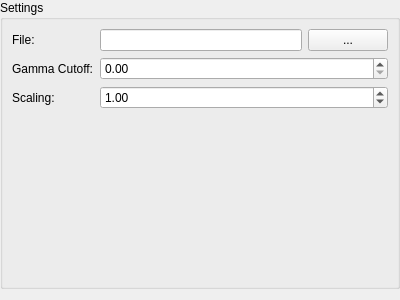
karpinsn/SLS, file Desktop/src/ui/SixFringeCodecOptions.ui: the form before one commit.
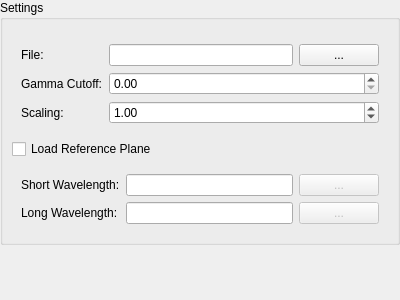
The form after the commit.

Diff of the .ui file:
```diff
--- a/Desktop/src/ui/SixFringeCodecOptions.ui
+++ b/Desktop/src/ui/SixFringeCodecOptions.ui
@@ -25,39 +25,31 @@
    </property>
    <item row="0" column="0">
     <widget class="QWidget" name="widget" native="true">
-     <layout class="QGridLayout" name="gridLayout_2">
-      <property name="margin">
-       <number>0</number>
-      </property>
+     <layout class="QVBoxLayout" name="verticalLayout">
       <property name="spacing">
        <number>0</number>
       </property>
-      <item row="0" column="0">
+      <property name="margin">
+       <number>0</number>
+      </property>
+      <item>
        <widget class="QGroupBox" name="groupBox">
         <property name="title">
          <string>Settings</string>
         </property>
+        <layout class="QVBoxLayout" name="verticalLayout_2">
+         <item>
+          <widget class="QWidget" name="widget_2" native="true">
+           <layout class="QHBoxLayout" name="horizontalLayout">
+            <property name="margin">
+             <number>0</number>
+            </property>
+           </layout>
+          </widget>
+         </item>
+         <item>
+          <widget class="QWidget" name="widget_5" native="true">
         <layout class="QFormLayout" name="formLayout">
-         <property name="fieldGrowthPolicy">
-          <enum>QFormLayout::AllNonFixedFieldsGrow</enum>
-         </property>
-         <item row="1" column="0">
-          <widget class="QLabel" name="gammaCutoffLabel">
-           <property name="text">
-            <string>Gamma Cutoff:</string>
-           </property>
-          </widget>
-         </item>
-         <item row="1" column="1">
-          <widget class="QDoubleSpinBox" name="gammaCutoffBox">
-           <property name="maximum">
-            <double>1.000000000000000</double>
-           </property>
-           <property name="singleStep">
-            <double>0.010000000000000</double>
-           </property>
-          </widget>
-         </item>
          <item row="2" column="0">
           <widget class="QLabel" name="scalingLabel">
            <property name="text">
@@ -75,9 +67,26 @@
            </property>
           </widget>
          </item>
+            <item row="1" column="0">
+             <widget class="QLabel" name="gammaCutoffLabel">
+              <property name="text">
+               <string>Gamma Cutoff:</string>
+              </property>
+             </widget>
+            </item>
+            <item row="1" column="1">
+             <widget class="QDoubleSpinBox" name="gammaCutoffBox">
+              <property name="maximum">
+               <double>1.000000000000000</double>
+              </property>
+              <property name="singleStep">
+               <double>0.010000000000000</double>
+              </property>
+             </widget>
+            </item>
          <item row="0" column="1">
-          <widget class="QWidget" name="widget_2" native="true">
-           <layout class="QHBoxLayout" name="horizontalLayout">
+             <widget class="QWidget" name="widget_4" native="true">
+              <layout class="QHBoxLayout" name="horizontalLayout_2">
             <property name="margin">
              <number>0</number>
             </property>
@@ -104,8 +113,101 @@
         </layout>
        </widget>
       </item>
-     </layout>
-    </widget>
+         <item>
+          <widget class="QCheckBox" name="loadReferenceCheckbox">
+           <property name="text">
+            <string>Load Reference Plane</string>
+           </property>
+          </widget>
+         </item>
+         <item>
+          <widget class="QWidget" name="widget_3" native="true">
+           <layout class="QFormLayout" name="formLayout_2">
+            <item row="0" column="0">
+             <widget class="QLabel" name="label_2">
+              <property name="text">
+               <string>Short Wavelength:</string>
+              </property>
+             </widget>
+            </item>
+            <item row="0" column="1">
+             <widget class="QWidget" name="widget_6" native="true">
+              <layout class="QHBoxLayout" name="horizontalLayout_3">
+               <property name="margin">
+                <number>0</number>
+               </property>
+               <item>
+                <widget class="QLineEdit" name="shortReferenceFileBox"/>
+               </item>
+               <item>
+                <widget class="QPushButton" name="shortReferenceFileChooseButton">
+                 <property name="enabled">
+                  <bool>false</bool>
+                 </property>
+                 <property name="sizePolicy">
+                  <sizepolicy hsizetype="Minimum" vsizetype="Minimum">
+                   <horstretch>0</horstretch>
+                   <verstretch>0</verstretch>
+                  </sizepolicy>
+                 </property>
+                 <property name="text">
+                  <string>...</string>
+                 </property>
+                </widget>
+               </item>
+              </layout>
+             </widget>
+            </item>
+            <item row="1" column="1">
+             <widget class="QWidget" name="widget_7" native="true">
+              <layout class="QHBoxLayout" name="horizontalLayout_4">
+               <property name="margin">
+                <number>0</number>
+               </property>
+               <item>
+                <widget class="QLineEdit" name="longReferenceFileBox"/>
+               </item>
+               <item>
+                <widget class="QPushButton" name="longReferenceFileChooseButton">
+                 <property name="enabled">
+                  <bool>false</bool>
+                 </property>
+                 <property name="text">
+                  <string>...</string>
+                 </property>
+                </widget>
+               </item>
+              </layout>
+             </widget>
+            </item>
+            <item row="1" column="0">
+             <widget class="QLabel" name="label_3">
+              <property name="text">
+               <string>Long Wavelength:</string>
+              </property>
+             </widget>
+            </item>
+           </layout>
+          </widget>
+         </item>
+        </layout>
+       </widget>
+      </item>
+     </layout>
+    </widget>
+   </item>
+   <item row="1" column="0">
+    <spacer name="verticalSpacer">
+     <property name="orientation">
+      <enum>Qt::Vertical</enum>
+     </property>
+     <property name="sizeHint" stdset="0">
+      <size>
+       <width>20</width>
+       <height>40</height>
+      </size>
+     </property>
+    </spacer>
    </item>
   </layout>
  </widget>
```
Lines whose indentation alone changed are shown as unchanged.
